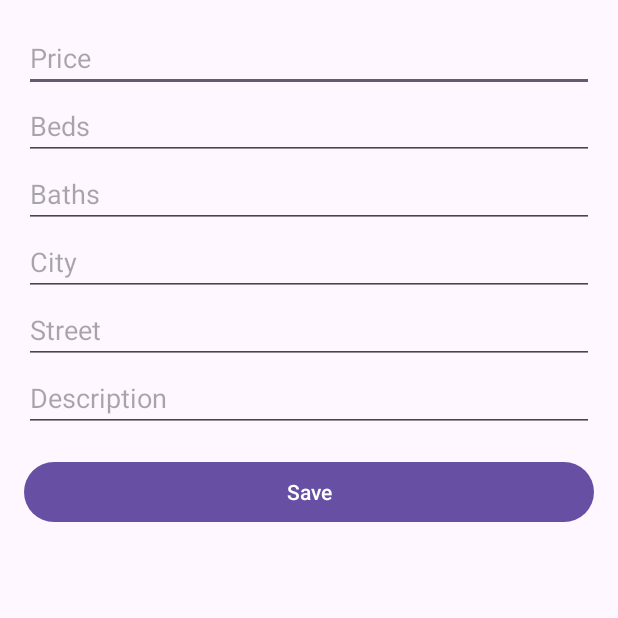
After one commit to Hadi-001/mobile_project_frontend, an Android app: the EditActivity screen opened directly, with no data from a screen before it, on a phone screen of 412 x 824 dp, the top half of it. The commit adds this screen. Run offline under Robolectric (Android 15) with nearby library versions, the phone set to English and light mode, and no system bars; our stand-ins replace Volley; network calls fail.

Commit message:
Added EditActivity

```diff
--- a/app/src/main/AndroidManifest.xml
+++ b/app/src/main/AndroidManifest.xml
@@ -4,7 +4,6 @@
 
     <uses-permission android:name="android.permission.INTERNET" />
     <uses-permission android:name="android.permission.ACCESS_NETWORK_STATE" />
-
 
     <application
         android:allowBackup="true"
@@ -16,6 +15,9 @@
         android:supportsRtl="true"
         android:theme="@style/Theme.Mobile_project_frontend"
         tools:targetApi="31">
+        <activity
+            android:name=".EditActivity"
+            android:exported="false" />
         <activity
             android:name=".MyPropertiesActivity"
             android:exported="false" />
--- /dev/null
+++ b/app/src/main/java/com/example/mobile_project_frontend/EditActivity.java
@@ -0,0 +1,72 @@
+package com.example.mobile_project_frontend;
+
+import android.os.Bundle;
+import android.text.TextUtils;
+import android.widget.EditText;
+import android.widget.Toast;
+
+import androidx.appcompat.app.AppCompatActivity;
+
+import com.android.volley.Request;
+import com.android.volley.toolbox.StringRequest;
+import com.android.volley.toolbox.Volley;
+
+import java.util.HashMap;
+import java.util.Map;
+
+public class EditActivity extends AppCompatActivity {
+
+    private int estateId;
+    private EditText etPrice, etBeds, etBaths, etCity, etStreet, etDescription;
+
+    @Override protected void onCreate(Bundle s){
+        super.onCreate(s);
+        setContentView(R.layout.activity_edit);
+
+        estateId = getIntent().getIntExtra("estate_id",-1);
+
+        etPrice       = findViewById(R.id.etPrice);
+        etBeds        = findViewById(R.id.etBeds);
+        etBaths       = findViewById(R.id.etBaths);
+        etCity        = findViewById(R.id.etCity);
+        etStreet      = findViewById(R.id.etStreet);
+        etDescription = findViewById(R.id.etDescription);
+
+        findViewById(R.id.btnSaveEdit).setOnClickListener(v -> save());
+    }
+
+    private void save(){
+        String url="http://10.0.2.2/mobile_project_backend/update_estate.php";
+
+        String price=etPrice.getText().toString().trim();
+        String beds =etBeds.getText().toString().trim();
+        String baths=etBaths.getText().toString().trim();
+        String city =etCity.getText().toString().trim();
+        String street=etStreet.getText().toString().trim();
+        String desc =etDescription.getText().toString().trim();
+
+        if(TextUtils.isEmpty(price) && TextUtils.isEmpty(beds) &&
+                TextUtils.isEmpty(baths) && TextUtils.isEmpty(city) &&
+                TextUtils.isEmpty(street)&& TextUtils.isEmpty(desc)){
+            Toast.makeText(this,"Nothing to update!",Toast.LENGTH_SHORT).show();
+            return;
+        }
+
+        Volley.newRequestQueue(this).add(
+                new StringRequest(Request.Method.POST,url,
+                        r->{ setResult(RESULT_OK); finish(); },
+                        e->{ Toast.makeText(this,"Update failed",Toast.LENGTH_SHORT).show();}
+                ){
+                    @Override protected Map<String,String> getParams(){
+                        Map<String,String> p=new HashMap<>();
+                        p.put("estate_id", String.valueOf(estateId));
+                        if(!price.isEmpty()) p.put("price", price);
+                        if(!beds.isEmpty())  p.put("beds" , beds);
+                        if(!baths.isEmpty()) p.put("baths", baths);
+                        if(!city.isEmpty())  p.put("city" , city);
+                        if(!street.isEmpty())p.put("street",street);
+                        if(!desc.isEmpty())  p.put("description", desc);
+                        return p;
+                    }});
+    }
+}
--- /dev/null
+++ b/app/src/main/res/layout/activity_edit.xml
@@ -0,0 +1,40 @@
+<?xml version="1.0" encoding="utf-8"?>
+<ScrollView xmlns:android="http://schemas.android.com/apk/res/android"
+    android:layout_width="match_parent"
+    android:layout_height="match_parent"
+    android:padding="16dp"
+    android:id="@+id/main">
+
+    <LinearLayout
+        android:orientation="vertical" android:layout_width="match_parent"
+        android:layout_height="wrap_content">
+
+        <EditText android:id="@+id/etPrice"
+            android:hint="Price" android:inputType="numberDecimal"
+            android:layout_width="match_parent" android:layout_height="wrap_content"/>
+
+        <EditText android:id="@+id/etBeds"
+            android:hint="Beds" android:inputType="number"
+            android:layout_width="match_parent" android:layout_height="wrap_content"/>
+
+        <EditText android:id="@+id/etBaths"
+            android:hint="Baths" android:inputType="number"
+            android:layout_width="match_parent" android:layout_height="wrap_content"/>
+
+        <EditText android:id="@+id/etCity"
+            android:hint="City"
+            android:layout_width="match_parent" android:layout_height="wrap_content"/>
+
+        <EditText android:id="@+id/etStreet"
+            android:hint="Street"
+            android:layout_width="match_parent" android:layout_height="wrap_content"/>
+
+        <EditText android:id="@+id/etDescription"
+            android:hint="Description"
+            android:layout_width="match_parent" android:layout_height="wrap_content"/>
+
+        <Button android:id="@+id/btnSaveEdit"
+            android:text="Save" android:layout_width="match_parent"
+            android:layout_height="wrap_content" android:layout_marginTop="16dp"/>
+    </LinearLayout>
+</ScrollView>
```
Also changed, not shown: app/src/main/java/com/example/mobile_project_frontend/MyPropertiesActivity.java (+65 -93 lines), app/src/main/java/com/example/mobile_project_frontend/MyPropertiesAdapter.java (+39 -43 lines).
